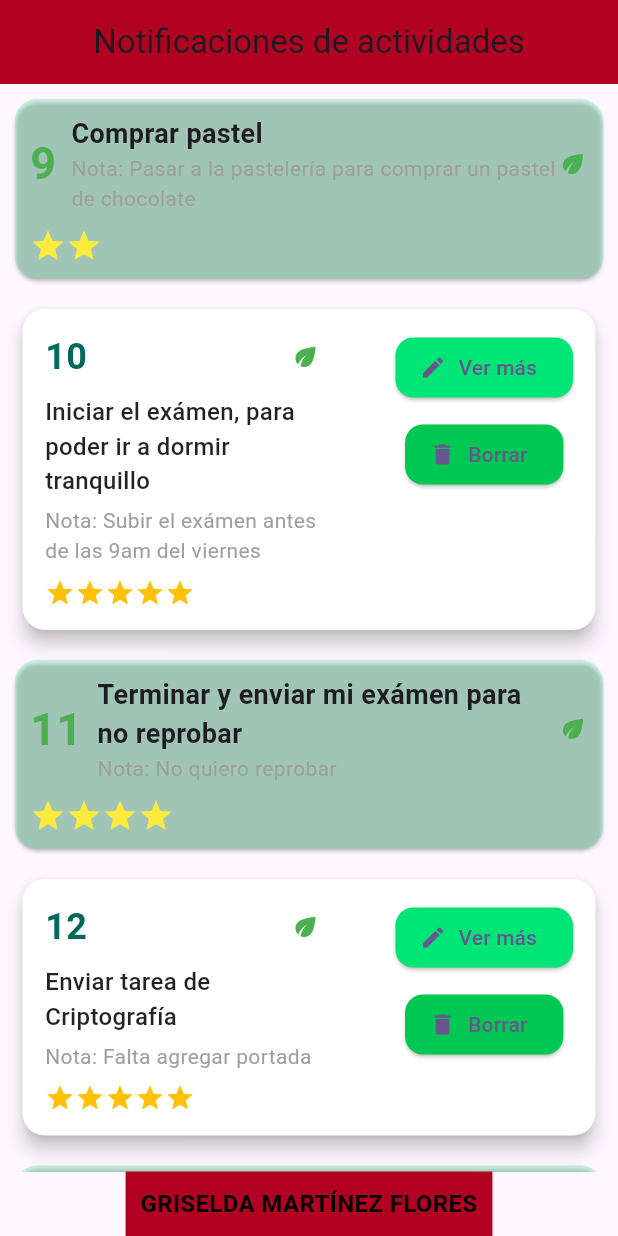
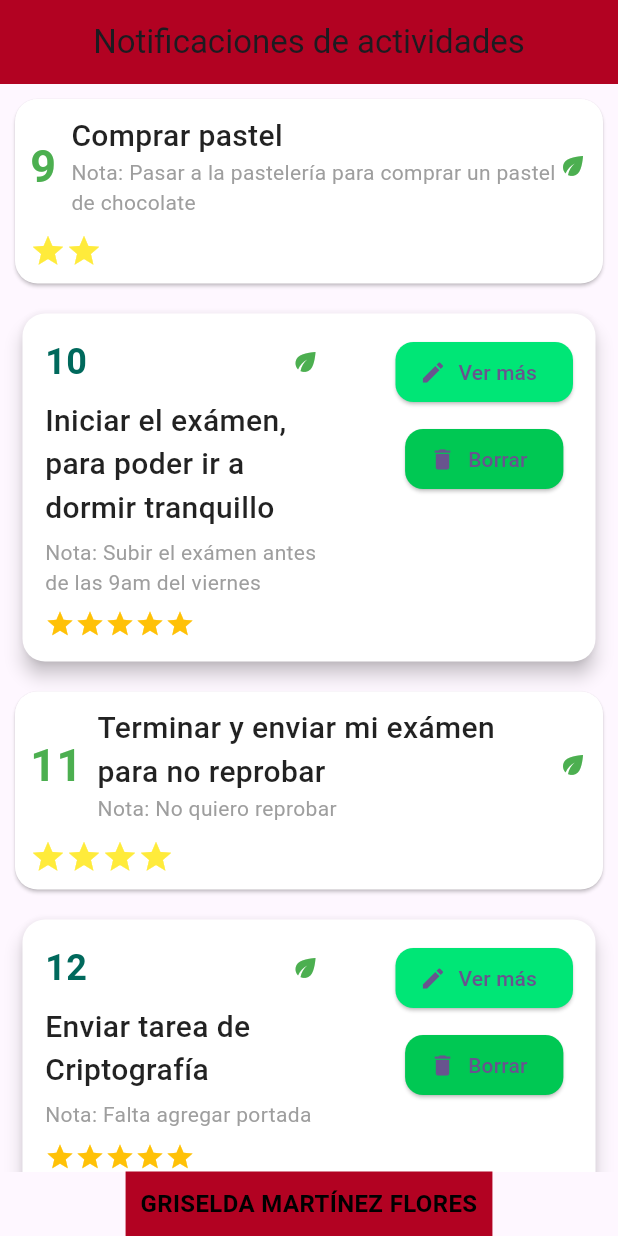
Before and after one commit to Fundamentos-Moviles/examen-i-GrisMF, a Flutter app: the screen it shows after launch, on a phone screen of 412 x 824 dp. Run offline on Flutter 3.47's test engine with Material 3 defaults, Android fonts, the phone set to English and light mode, and no system bars.

Commit message:
eventos en las cards

```diff
--- a/lib/home.dart
+++ b/lib/home.dart
@@ -86,7 +86,7 @@ class CustomCard extends StatelessWidget {
         borderRadius: BorderRadius.circular(15), // Bordes redondeados
       ),
       elevation: 5, // Sombra para un ligero efecto flotante
-      color: Colors.white, // Fondo blanco de la tarjeta
+      color: Fondo.cd, // Fondo blanco de la tarjeta
       child: Padding(
         padding: const EdgeInsets.all(15), // Espacio interno de la tarjeta
         child: Row(
@@ -122,9 +122,9 @@ class CustomCard extends StatelessWidget {
                   Text(
                     titulo,
                     style: const TextStyle(
-                      fontSize: 16,
+                      fontSize: 20,
                       fontWeight: FontWeight.w500,
-                      color: Colors.black87, // Color del texto
+                      color: Fondo.a, // Color del texto
                     ),
                   ),
                   const SizedBox(height: 5),
@@ -133,7 +133,7 @@ class CustomCard extends StatelessWidget {
                     'Nota: $descripcion',
                     style: const TextStyle(
                       fontSize: 14,
-                      color: Colors.grey, // Color del texto más suave
+                      color:Fondo.c,
                     ),
                   ),
                   const SizedBox(height: 8),
@@ -168,10 +168,10 @@ class CustomCard extends StatelessWidget {
                     ),
                   ),
                 ),
-                const SizedBox(height: 10), // Espacio entre los botones
+                const SizedBox(height: 10),
                 ElevatedButton.icon(
                   onPressed: () {
-                    // Aquí puedes agregar la lógica para borrar
+
                   },
                   icon: const Icon(Icons.delete, size: 18),
                   label: const Text('Borrar'),
@@ -204,7 +204,7 @@ class CustomCard extends StatelessWidget {
         shape: RoundedRectangleBorder(
           borderRadius: BorderRadius.circular(15),
         ),
-        color: Colors.greenAccent.withOpacity(0.3), // Color de fondo diferente
+        color:Fondo.cd,
         child: Padding(
           padding: const EdgeInsets.all(10),
           child: Column(
@@ -228,12 +228,14 @@ class CustomCard extends StatelessWidget {
                     child: Column(
                       crossAxisAlignment: CrossAxisAlignment.start,
                       children: [
-                        // Título de la actividad
+
                         Text(
                           titulo,
                           style: const TextStyle(
-                            fontSize: 18,
-                            fontWeight: FontWeight.bold,
+                            fontSize: 20,
+                            fontWeight: FontWeight.w500,
+                            color: Fondo.a,
+
                           ),
                         ),
                         // Descripción o nota
@@ -241,7 +243,7 @@ class CustomCard extends StatelessWidget {
                           'Nota: $descripcion',
                           style: const TextStyle(
                             fontSize: 14,
-                            color: Colors.grey,
+                            color: Fondo.c,
                           ),
                         ),
                       ],
@@ -249,9 +251,9 @@ class CustomCard extends StatelessWidget {
                   ),
                   // Añadir el ícono en la esquina superior derecha
                   const Icon(
-                    Icons.eco, // Icono de hoja o el que prefieras
-                    color: Colors.green, // Color del ícono
-                    size: 20, // Tamaño del ícono
+                    Icons.eco,
+                    color: Colors.green,
+                    size: 20,
                   ),
                 ],
               ),
--- a/lib/utils/constante.dart
+++ b/lib/utils/constante.dart
@@ -2,9 +2,10 @@ import 'package:flutter/material.dart';
 
 const errorMsg= Colors.black;
 const texto=Colors.white;
-const a=Colors.black ;
+const a=Colors.black87;
 const b=Colors.blueGrey;
 const c=Colors.grey;
+const cd=Colors.white;
 
 ///Combinacion 2
 const fondo = Color(0xff520120);
```
